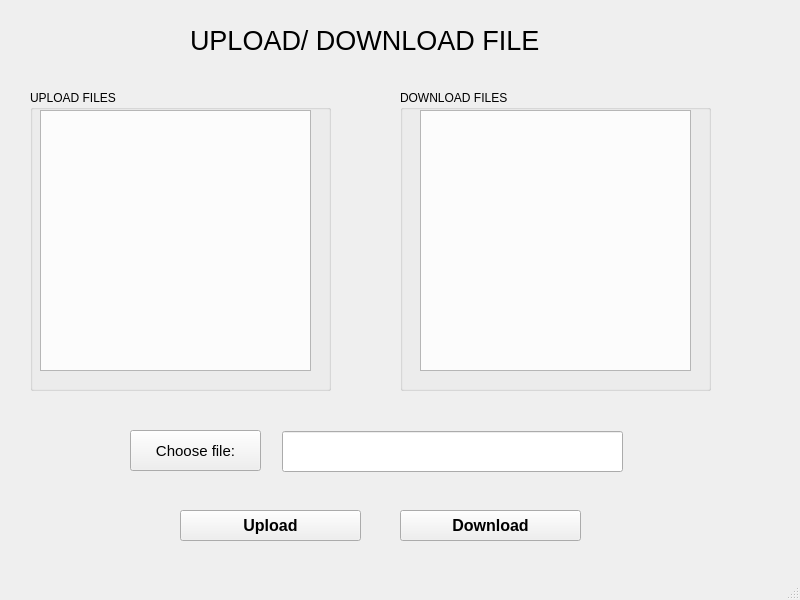
Before: the Qt Designer form templates/home_page.ui in andreeNewbie/csc10008, drawn with Qt 5.
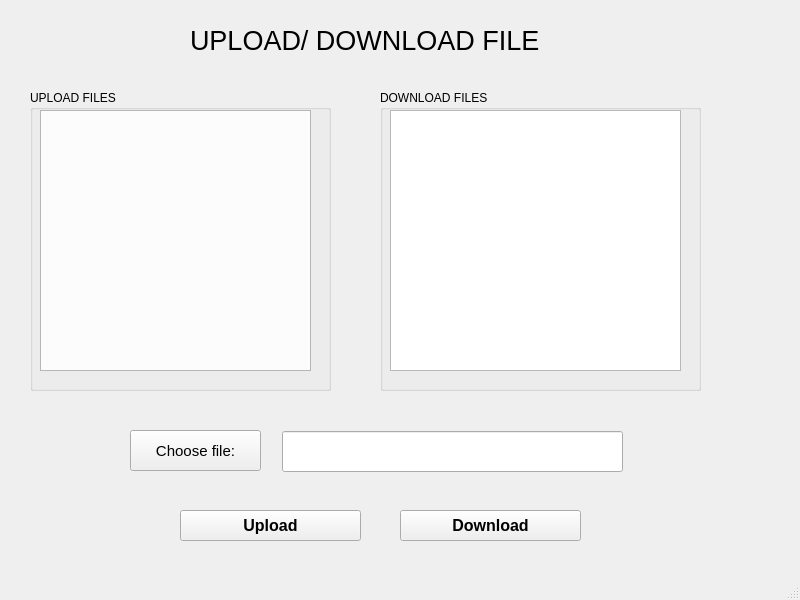
After: the same form once the commit is applied.

```diff
--- a/templates/home_page.ui
+++ b/templates/home_page.ui
@@ -102,16 +102,6 @@
      </rect>
     </property>
    </widget>
-   <widget class="QListView" name="listView_2">
-    <property name="geometry">
-     <rect>
-      <x>420</x>
-      <y>110</y>
-      <width>271</width>
-      <height>261</height>
-     </rect>
-    </property>
-   </widget>
    <widget class="QGroupBox" name="groupBox">
     <property name="geometry">
      <rect>
@@ -143,24 +133,6 @@
      </property>
     </widget>
    </widget>
-   <widget class="QGroupBox" name="groupBox_3">
-    <property name="geometry">
-     <rect>
-      <x>400</x>
-      <y>90</y>
-      <width>311</width>
-      <height>301</height>
-     </rect>
-    </property>
-    <property name="font">
-     <font>
-      <pointsize>9</pointsize>
-     </font>
-    </property>
-    <property name="title">
-     <string>DOWNLOAD FILES</string>
-    </property>
-   </widget>
    <widget class="QLineEdit" name="fileName">
     <property name="geometry">
      <rect>
@@ -179,6 +151,34 @@
      <string/>
     </property>
    </widget>
+   <widget class="QGroupBox" name="groupBox_3">
+    <property name="geometry">
+     <rect>
+      <x>380</x>
+      <y>90</y>
+      <width>321</width>
+      <height>301</height>
+     </rect>
+    </property>
+    <property name="font">
+     <font>
+      <pointsize>9</pointsize>
+     </font>
+    </property>
+    <property name="title">
+     <string>DOWNLOAD FILES</string>
+    </property>
+    <widget class="QListView" name="listView_2">
+     <property name="geometry">
+      <rect>
+       <x>10</x>
+       <y>20</y>
+       <width>291</width>
+       <height>261</height>
+      </rect>
+     </property>
+    </widget>
+   </widget>
   </widget>
   <widget class="QMenuBar" name="menubar">
    <property name="geometry">
```
